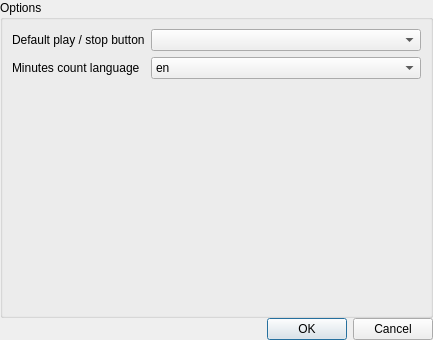
Old version of the form COptionsDialog.ui in the repository clebail/qtdrum.
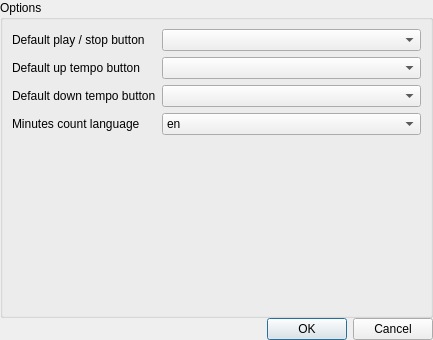
New version of the form.

Commit message: Nouveau bouton pour controler + et -

```diff
--- a/COptionsDialog.ui
+++ b/COptionsDialog.ui
@@ -55,14 +55,14 @@
         </property>
        </widget>
       </item>
-      <item row="1" column="0">
+      <item row="3" column="0">
        <widget class="QLabel" name="label_2">
         <property name="text">
          <string>Minutes count language</string>
         </property>
        </widget>
       </item>
-      <item row="1" column="1">
+      <item row="3" column="1">
        <widget class="QComboBox" name="cbSpeech">
         <property name="sizePolicy">
          <sizepolicy hsizetype="Expanding" vsizetype="Fixed">
@@ -82,6 +82,40 @@
         </item>
        </widget>
       </item>
+      <item row="1" column="0">
+       <widget class="QLabel" name="label_3">
+        <property name="text">
+         <string>Default up tempo button</string>
+        </property>
+       </widget>
+      </item>
+      <item row="2" column="0">
+       <widget class="QLabel" name="label_4">
+        <property name="text">
+         <string>Default down tempo button</string>
+        </property>
+       </widget>
+      </item>
+      <item row="1" column="1">
+       <widget class="QComboBox" name="cbButtonUpTempo">
+        <property name="sizePolicy">
+         <sizepolicy hsizetype="Expanding" vsizetype="Fixed">
+          <horstretch>0</horstretch>
+          <verstretch>0</verstretch>
+         </sizepolicy>
+        </property>
+       </widget>
+      </item>
+      <item row="2" column="1">
+       <widget class="QComboBox" name="cbButtonDownTempo">
+        <property name="sizePolicy">
+         <sizepolicy hsizetype="Expanding" vsizetype="Fixed">
+          <horstretch>0</horstretch>
+          <verstretch>0</verstretch>
+         </sizepolicy>
+        </property>
+       </widget>
+      </item>
      </layout>
     </widget>
    </item>
```
Left out of the diff: 2 changed lines with no effect on the pictures. The commit also changes 6 other files.
